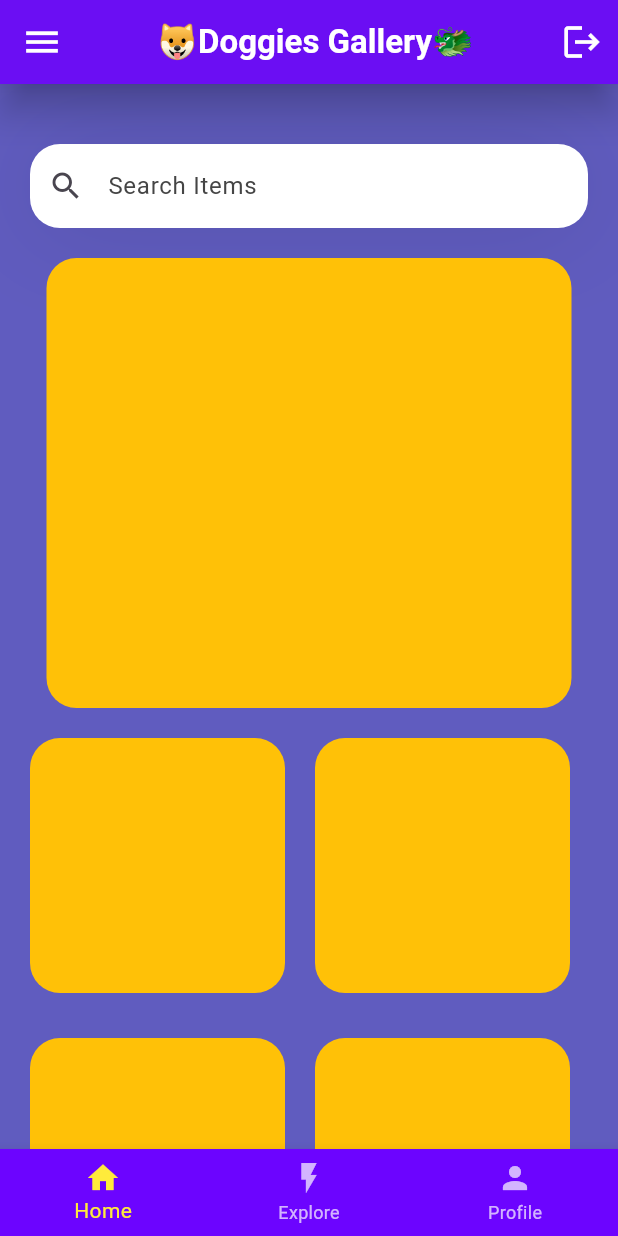
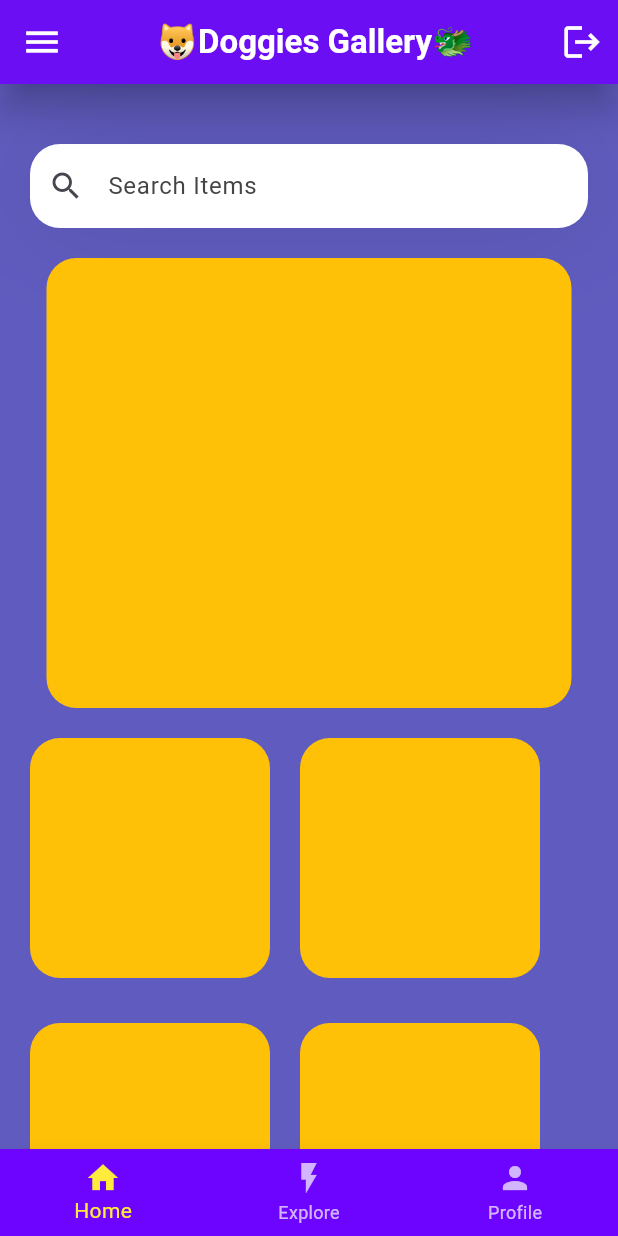
Before and after one commit to AurelioAlfons/to_do_app, a Flutter app: the screen it shows after launch, on a phone screen of 412 x 824 dp. Run offline on Flutter 3.47's test engine with Material 3 defaults, Android fonts, the phone set to English and light mode, and no system bars.

Commit message:
Ver 2.5.3: Change the size of the box & change app name for android & Ios

```diff
--- a/lib/main.dart
+++ b/lib/main.dart
@@ -125,8 +125,8 @@ class MyApp extends StatelessWidget {
                         //
                         // #1 box
                         Container(
-                          height: 170,
-                          width: 170,
+                          height: 160,
+                          width: 160,
                           decoration: BoxDecoration(
                               color: Colors.amber,
                               borderRadius: BorderRadius.circular(20)),
@@ -138,8 +138,8 @@ class MyApp extends StatelessWidget {
                         //
                         // // #2 box
                         Container(
-                          height: 170,
-                          width: 170,
+                          height: 160,
+                          width: 160,
                           decoration: BoxDecoration(
                               color: Colors.amber,
                               borderRadius: BorderRadius.circular(20)),
@@ -151,8 +151,8 @@ class MyApp extends StatelessWidget {
                         //
                         // #3 box
                         Container(
-                          height: 170,
-                          width: 170,
+                          height: 160,
+                          width: 160,
                           decoration: BoxDecoration(
                               color: Colors.amber,
                               borderRadius: BorderRadius.circular(20)),
@@ -173,8 +173,8 @@ class MyApp extends StatelessWidget {
                         //
                         // #4 box
                         Container(
-                          height: 170,
-                          width: 170,
+                          height: 160,
+                          width: 160,
                           decoration: BoxDecoration(
                               color: Colors.amber,
                               borderRadius: BorderRadius.circular(20)),
@@ -186,8 +186,8 @@ class MyApp extends StatelessWidget {
                         //
                         // #5 box
                         Container(
-                          height: 170,
-                          width: 170,
+                          height: 160,
+                          width: 160,
                           decoration: BoxDecoration(
                               color: Colors.amber,
                               borderRadius: BorderRadius.circular(20)),
@@ -199,8 +199,8 @@ class MyApp extends StatelessWidget {
                         //
                         // #6 box
                         Container(
-                          height: 170,
-                          width: 170,
+                          height: 160,
+                          width: 160,
                           decoration: BoxDecoration(
                               color: Colors.amber,
                               borderRadius: BorderRadius.circular(20)),
```
Also changed, not shown: 2 other files.
